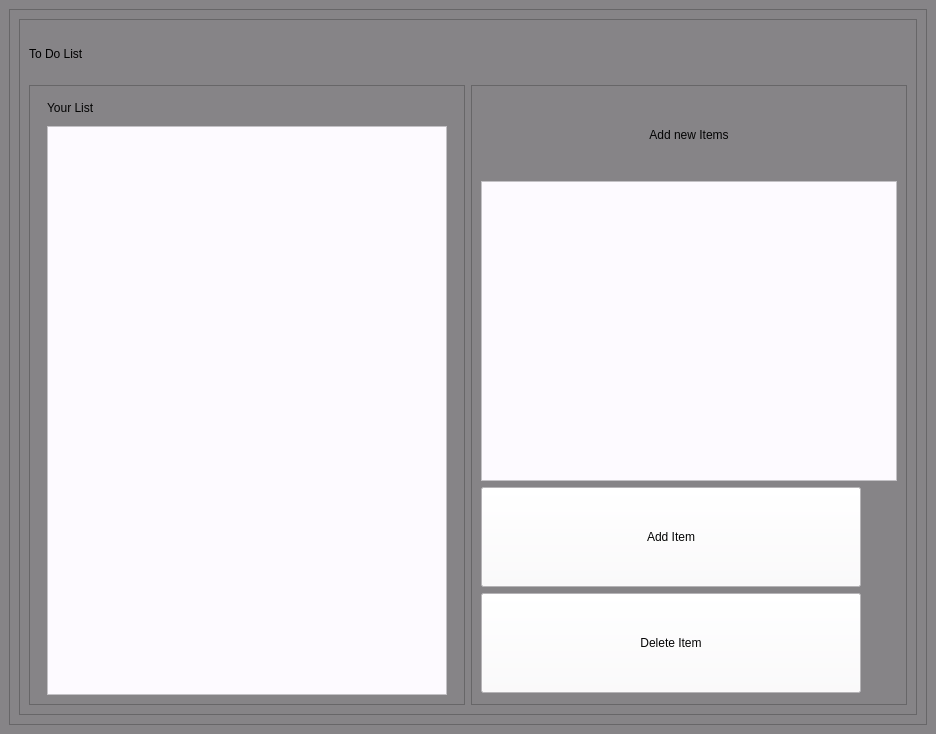
Qt form widgets/ToDoList/toDoList.ui (miranda0129/Stick2It) before a commit.
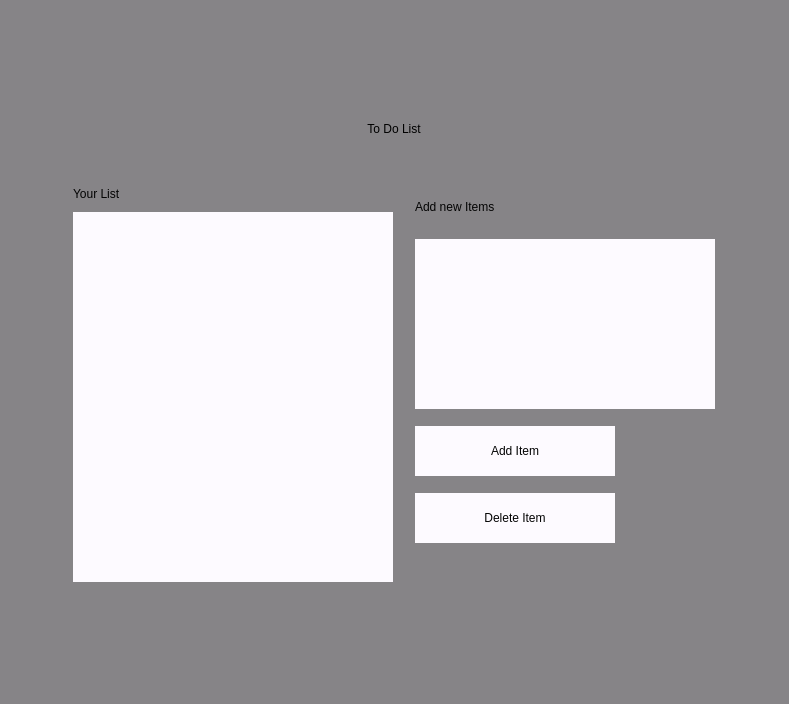
The same form after that commit.

Commit message: responsive toDoList ui thats also pretty

```diff
--- a/widgets/ToDoList/toDoList.ui
+++ b/widgets/ToDoList/toDoList.ui
@@ -6,10 +6,16 @@
    <rect>
     <x>0</x>
     <y>0</y>
-    <width>936</width>
-    <height>734</height>
+    <width>789</width>
+    <height>704</height>
    </rect>
   </property>
+  <property name="maximumSize">
+   <size>
+    <width>11111111</width>
+    <height>16777215</height>
+   </size>
+  </property>
   <property name="windowTitle">
    <string>MainWindow</string>
   </property>
@@ -20,50 +26,66 @@
    <string notr="true">background-color: rgb(134, 132, 135);</string>
   </property>
   <widget class="QWidget" name="centralwidget">
-   <layout class="QGridLayout" name="gridLayout_3">
+   <layout class="QGridLayout" name="gridLayout_5">
     <item row="0" column="0">
      <widget class="QFrame" name="frame">
+      <property name="minimumSize">
+       <size>
+        <width>750</width>
+        <height>520</height>
+       </size>
+      </property>
+      <property name="maximumSize">
+       <size>
+        <width>750</width>
+        <height>520</height>
+       </size>
+      </property>
+      <property name="styleSheet">
+       <string notr="true">border: none;</string>
+      </property>
       <property name="frameShape">
        <enum>QFrame::StyledPanel</enum>
       </property>
       <property name="frameShadow">
        <enum>QFrame::Raised</enum>
       </property>
-      <layout class="QGridLayout" name="gridLayout_5">
-       <item row="0" column="0">
+      <layout class="QGridLayout" name="gridLayout_4">
+       <item row="1" column="0">
         <widget class="QFrame" name="frame_4">
+         <property name="minimumSize">
+          <size>
+           <width>680</width>
+           <height>440</height>
+          </size>
+         </property>
+         <property name="maximumSize">
+          <size>
+           <width>680</width>
+           <height>440</height>
+          </size>
+         </property>
          <property name="frameShape">
           <enum>QFrame::StyledPanel</enum>
          </property>
          <property name="frameShadow">
           <enum>QFrame::Raised</enum>
          </property>
-         <layout class="QGridLayout" name="gridLayout_4">
-          <item row="0" column="0" colspan="2">
-           <widget class="QLabel" name="title">
-            <property name="minimumSize">
-             <size>
-              <width>200</width>
-              <height>50</height>
-             </size>
-            </property>
-            <property name="maximumSize">
-             <size>
-              <width>16777215</width>
-              <height>16777215</height>
-             </size>
-            </property>
-            <property name="styleSheet">
-             <string notr="true">font: italic 30pt &quot;Zapfino&quot;;
-color: rgb(0, 0, 0);</string>
-            </property>
-            <property name="text">
-             <string>To Do List</string>
-            </property>
-           </widget>
-          </item>
-          <item row="1" column="0">
+         <layout class="QGridLayout" name="gridLayout_3">
+          <item row="0" column="0">
            <widget class="QFrame" name="frame_3">
+            <property name="minimumSize">
+             <size>
+              <width>340</width>
+              <height>420</height>
+             </size>
+            </property>
+            <property name="maximumSize">
+             <size>
+              <width>340</width>
+              <height>420</height>
+             </size>
+            </property>
             <property name="frameShape">
              <enum>QFrame::StyledPanel</enum>
             </property>
@@ -71,38 +93,18 @@
              <enum>QFrame::Raised</enum>
             </property>
             <layout class="QGridLayout" name="gridLayout_2">
-             <item row="2" column="0">
-              <widget class="QListWidget" name="list">
-               <property name="minimumSize">
-                <size>
-                 <width>320</width>
-                 <height>350</height>
-                </size>
-               </property>
-               <property name="maximumSize">
-                <size>
-                 <width>400</width>
-                 <height>1000</height>
-                </size>
-               </property>
-               <property name="styleSheet">
-                <string notr="true">color: rgb(0, 0, 0);
-background-color: rgb(253, 250, 255);</string>
-               </property>
-              </widget>
-             </item>
-             <item row="1" column="0">
+             <item row="0" column="0">
               <widget class="QLabel" name="yourListLabel">
                <property name="minimumSize">
                 <size>
-                 <width>150</width>
-                 <height>25</height>
+                 <width>160</width>
+                 <height>20</height>
                 </size>
                </property>
                <property name="maximumSize">
                 <size>
-                 <width>300</width>
-                 <height>50</height>
+                 <width>160</width>
+                 <height>20</height>
                 </size>
                </property>
                <property name="styleSheet">
@@ -114,11 +116,37 @@
                </property>
               </widget>
              </item>
+             <item row="1" column="0">
+              <widget class="QListWidget" name="list">
+               <property name="minimumSize">
+                <size>
+                 <width>320</width>
+                 <height>370</height>
+                </size>
+               </property>
+               <property name="maximumSize">
+                <size>
+                 <width>320</width>
+                 <height>370</height>
+                </size>
+               </property>
+               <property name="styleSheet">
+                <string notr="true">color: rgb(0, 0, 0);
+background-color: rgb(253, 250, 255);</string>
+               </property>
+              </widget>
+             </item>
             </layout>
            </widget>
           </item>
-          <item row="1" column="1">
+          <item row="0" column="1">
            <widget class="QFrame" name="frame_2">
+            <property name="minimumSize">
+             <size>
+              <width>320</width>
+              <height>350</height>
+             </size>
+            </property>
             <property name="frameShape">
              <enum>QFrame::StyledPanel</enum>
             </property>
@@ -127,37 +155,17 @@
             </property>
             <layout class="QGridLayout" name="gridLayout">
              <item row="2" column="0">
-              <widget class="QTextEdit" name="newItemInput">
-               <property name="minimumSize">
-                <size>
-                 <width>300</width>
-                 <height>150</height>
-                </size>
-               </property>
-               <property name="maximumSize">
-                <size>
-                 <width>600</width>
-                 <height>300</height>
-                </size>
-               </property>
-               <property name="styleSheet">
-                <string notr="true">color: rgb(0, 0, 0);
-background-color: rgb(253, 250, 255);</string>
-               </property>
-              </widget>
-             </item>
-             <item row="3" column="0">
               <widget class="QPushButton" name="addItemButton">
                <property name="minimumSize">
                 <size>
-                 <width>190</width>
+                 <width>200</width>
                  <height>50</height>
                 </size>
                </property>
                <property name="maximumSize">
                 <size>
-                 <width>380</width>
-                 <height>100</height>
+                 <width>200</width>
+                 <height>50</height>
                 </size>
                </property>
                <property name="styleSheet">
@@ -171,27 +179,36 @@
               </widget>
              </item>
              <item row="4" column="0">
-              <widget class="QPushButton" name="deleteItemButton">
+              <widget class="QLabel" name="label">
+               <property name="maximumSize">
+                <size>
+                 <width>100</width>
+                 <height>10</height>
+                </size>
+               </property>
+               <property name="text">
+                <string/>
+               </property>
+              </widget>
+             </item>
+             <item row="1" column="0">
+              <widget class="QTextEdit" name="newItemInput">
                <property name="minimumSize">
                 <size>
-                 <width>190</width>
-                 <height>50</height>
+                 <width>300</width>
+                 <height>170</height>
                 </size>
                </property>
                <property name="maximumSize">
                 <size>
-                 <width>380</width>
-                 <height>100</height>
+                 <width>300</width>
+                 <height>170</height>
                 </size>
                </property>
                <property name="styleSheet">
-                <string notr="true">font: italic 20pt &quot;Courier New&quot;;
-color: rgb(3, 3, 3);
+                <string notr="true">color: rgb(0, 0, 0);
 background-color: rgb(253, 250, 255);</string>
                </property>
-               <property name="text">
-                <string>Delete Item</string>
-               </property>
               </widget>
              </item>
              <item row="0" column="0">
@@ -199,13 +216,13 @@
                <property name="minimumSize">
                 <size>
                  <width>210</width>
-                 <height>40</height>
+                 <height>30</height>
                 </size>
                </property>
                <property name="maximumSize">
                 <size>
-                 <width>420</width>
-                 <height>80</height>
+                 <width>210</width>
+                 <height>30</height>
                 </size>
                </property>
                <property name="styleSheet">
@@ -215,8 +232,29 @@
                <property name="text">
                 <string>Add new Items</string>
                </property>
-               <property name="alignment">
-                <set>Qt::AlignCenter</set>
+              </widget>
+             </item>
+             <item row="3" column="0">
+              <widget class="QPushButton" name="deleteItemButton">
+               <property name="minimumSize">
+                <size>
+                 <width>200</width>
+                 <height>50</height>
+                </size>
+               </property>
+               <property name="maximumSize">
+                <size>
+                 <width>200</width>
+                 <height>50</height>
+                </size>
+               </property>
+               <property name="styleSheet">
+                <string notr="true">font: italic 20pt &quot;Courier New&quot;;
+color: rgb(3, 3, 3);
+background-color: rgb(253, 250, 255);</string>
+               </property>
+               <property name="text">
+                <string>Delete Item</string>
                </property>
               </widget>
              </item>
@@ -226,6 +264,20 @@
          </layout>
         </widget>
        </item>
+       <item row="0" column="0">
+        <widget class="QLabel" name="title">
+         <property name="styleSheet">
+          <string notr="true">font: italic 30pt &quot;Zapfino&quot;;
+color: rgb(0, 0, 0);</string>
+         </property>
+         <property name="text">
+          <string>To Do List</string>
+         </property>
+         <property name="alignment">
+          <set>Qt::AlignCenter</set>
+         </property>
+        </widget>
+       </item>
       </layout>
      </widget>
     </item>
```
